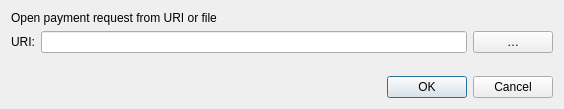
First picture: the form in src/qt/forms/openuridialog.ui, repository LIMXTEC/Megacoin, before the edit.
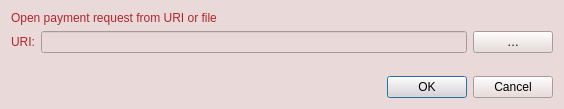
Second picture: the form after the edit. Custom widgets are drawn as their Qt base class.

What changed in the file:
```diff
--- a/src/qt/forms/openuridialog.ui
+++ b/src/qt/forms/openuridialog.ui
@@ -10,12 +10,111 @@
     <height>109</height>
    </rect>
   </property>
+  <property name="palette">
+   <palette>
+    <active>
+     <colorrole role="Button">
+      <brush brushstyle="SolidPattern">
+       <color alpha="255">
+        <red>233</red>
+        <green>217</green>
+        <blue>216</blue>
+       </color>
+      </brush>
+     </colorrole>
+     <colorrole role="Base">
+      <brush brushstyle="SolidPattern">
+       <color alpha="255">
+        <red>233</red>
+        <green>217</green>
+        <blue>216</blue>
+       </color>
+      </brush>
+     </colorrole>
+     <colorrole role="Window">
+      <brush brushstyle="SolidPattern">
+       <color alpha="255">
+        <red>233</red>
+        <green>217</green>
+        <blue>216</blue>
+       </color>
+      </brush>
+     </colorrole>
+    </active>
+    <inactive>
+     <colorrole role="Button">
+      <brush brushstyle="SolidPattern">
+       <color alpha="255">
+        <red>233</red>
+        <green>217</green>
+        <blue>216</blue>
+       </color>
+      </brush>
+     </colorrole>
+     <colorrole role="Base">
+      <brush brushstyle="SolidPattern">
+       <color alpha="255">
+        <red>233</red>
+        <green>217</green>
+        <blue>216</blue>
+       </color>
+      </brush>
+     </colorrole>
+     <colorrole role="Window">
+      <brush brushstyle="SolidPattern">
+       <color alpha="255">
+        <red>233</red>
+        <green>217</green>
+        <blue>216</blue>
+       </color>
+      </brush>
+     </colorrole>
+    </inactive>
+    <disabled>
+     <colorrole role="Button">
+      <brush brushstyle="SolidPattern">
+       <color alpha="255">
+        <red>233</red>
+        <green>217</green>
+        <blue>216</blue>
+       </color>
+      </brush>
+     </colorrole>
+     <colorrole role="Base">
+      <brush brushstyle="SolidPattern">
+       <color alpha="255">
+        <red>233</red>
+        <green>217</green>
+        <blue>216</blue>
+       </color>
+      </brush>
+     </colorrole>
+     <colorrole role="Window">
+      <brush brushstyle="SolidPattern">
+       <color alpha="255">
+        <red>233</red>
+        <green>217</green>
+        <blue>216</blue>
+       </color>
+      </brush>
+     </colorrole>
+    </disabled>
+   </palette>
+  </property>
   <property name="windowTitle">
    <string>Open URI</string>
   </property>
   <layout class="QVBoxLayout" name="verticalLayout">
    <item>
     <widget class="QLabel" name="label_2">
+     <property name="styleSheet">
+      <string notr="true">QLabel {
+	margin-right: 0px;
+	margin-top: 0px;
+	margin-bottom: 0px;
+	color: #AF272E;
+}</string>
+     </property>
      <property name="text">
       <string>Open payment request from URI or file</string>
      </property>
@@ -25,6 +124,14 @@
     <layout class="QHBoxLayout" name="horizontalLayout">
      <item>
       <widget class="QLabel" name="label">
+       <property name="styleSheet">
+        <string notr="true">QLabel {
+	margin-right: 0px;
+	margin-top: 0px;
+	margin-bottom: 0px;
+	color: #AF272E;
+}</string>
+       </property>
        <property name="text">
         <string>URI:</string>
        </property>
```
